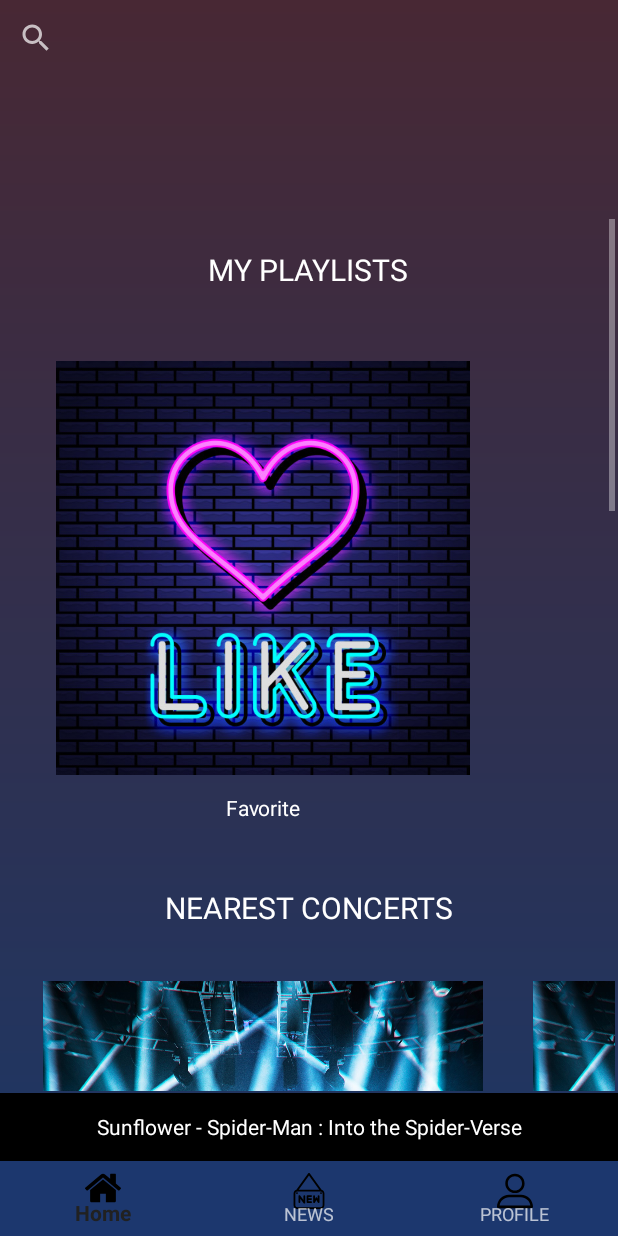
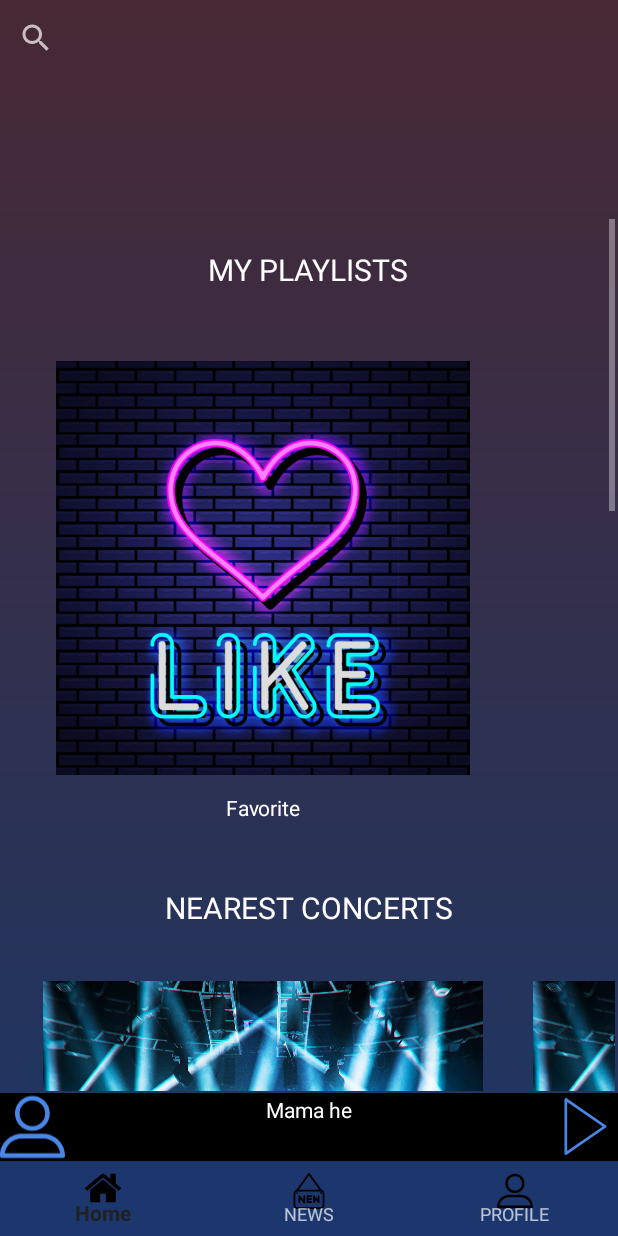
Before and after one commit to SenseiRyuk/HeadMusic, an Android app: the HomeActivity screen opened directly, with no data from a screen before it, on a phone screen of 412 x 824 dp. Run offline under Robolectric (Android 15) with nearby library versions, the phone set to English and light mode, and no system bars; our stand-ins replace Room's generated code; 1 statement that could not run was skipped.

Commit message:
bandeau music

```diff
--- a/app/src/main/AndroidManifest.xml
+++ b/app/src/main/AndroidManifest.xml
@@ -1,6 +1,7 @@
 <?xml version="1.0" encoding="utf-8"?>
 <manifest xmlns:android="http://schemas.android.com/apk/res/android"
     xmlns:dist="http://schemas.android.com/apk/distribution"
+    android:installLocation="internalOnly"
     package="com.example.if26new">
 
     <dist:module dist:instant="true" />
@@ -48,7 +49,7 @@
             android:name=".HomeActivity"
             android:screenOrientation="portrait" />
         <activity
-            android:name=".listening"
+            android:name=".Listening"
             android:screenOrientation="portrait" />
         <activity
             android:name=".SettingActivity"
--- a/app/src/main/java/com/example/if26new/Album_view.java
+++ b/app/src/main/java/com/example/if26new/Album_view.java
@@ -11,8 +11,6 @@ import android.widget.Button;
 import android.widget.ImageView;
 import android.widget.LinearLayout;
 import android.widget.TextView;
-
-import com.example.if26new.Model.AlbumModel;
 
 public class Album_view extends AppCompatActivity implements View.OnClickListener {
 
@@ -114,7 +112,7 @@ public class Album_view extends AppCompatActivity implements View.OnClickListene
                 bundle.putString("SONG_NAME",db.mSingleDao().getSingleFromAlbum(idAlbum)[i].getTitleSingle());
                 bundle.putString("ARTIST_NAME",nameArtist);
                 bundle.putInt("ALBUM_ID",idAlbum);
-                Intent playListActivity = new Intent(Album_view.this, listening.class);
+                Intent playListActivity = new Intent(Album_view.this, Listening.class);
                 playListActivity.putExtras(bundle);
                 startActivity(playListActivity);
             }else if (v.equals(artistName[i])){
@@ -122,7 +120,7 @@ public class Album_view extends AppCompatActivity implements View.OnClickListene
                 bundle.putString("SONG_NAME",db.mSingleDao().getSingleFromAlbum(idAlbum)[i].getTitleSingle());
                 bundle.putString("ARTIST_NAME",nameArtist);
                 bundle.putInt("ALBUM_ID",idAlbum);
-                Intent playListActivity = new Intent(Album_view.this, listening.class);
+                Intent playListActivity = new Intent(Album_view.this, Listening.class);
                 playListActivity.putExtras(bundle);
                 startActivity(playListActivity);
             }
--- a/app/src/main/java/com/example/if26new/HomeActivity.java
+++ b/app/src/main/java/com/example/if26new/HomeActivity.java
@@ -1,59 +1,110 @@
 package com.example.if26new;
 
-import android.content.ClipData;
 import android.content.Intent;
-import android.graphics.Color;
-import android.graphics.drawable.Drawable;
+import android.media.MediaPlayer;
 import android.os.Bundle;
 import android.view.MenuItem;
 import android.view.View;
+import android.widget.CursorAdapter;
 import android.widget.ImageButton;
+import android.widget.ImageView;
 import android.widget.SearchView;
 import android.widget.TextView;
 
 import androidx.annotation.NonNull;
-import androidx.appcompat.view.menu.MenuView;
 import androidx.fragment.app.Fragment;
 import androidx.fragment.app.FragmentActivity;
 
-import com.google.android.material.bottomnavigation.BottomNavigationItemView;
 import com.google.android.material.bottomnavigation.BottomNavigationView;
 
-public class HomeActivity extends FragmentActivity implements BottomNavigationView.OnNavigationItemSelectedListener{
+import java.io.IOException;
 
+public class HomeActivity extends FragmentActivity implements BottomNavigationView.OnNavigationItemSelectedListener, View.OnClickListener {
 
     private SearchView search;
     private BottomNavigationView bottomNavigationView;
-    private View home;
-    private View news;
-    private View profil;
-    private boolean isOnClickHome;
     private TextView musicTitle;
-    private Fragment mainFragment;
+    private MediaControllerAudio mediaControllerAudio;
+    private SaveMyMusicDatabase db;
+    private ImageView musicPicture;
+    private TextView artistTitle;
+    private ImageButton playPause;
 
     protected void onCreate(Bundle savedInstanceState) {
         super.onCreate(savedInstanceState);
         setContentView(R.layout.activity_home);
         musicTitle=findViewById(R.id.musicTitle);
-        isOnClickHome=false;
+        mediaControllerAudio=MediaControllerAudio.getInstance();
+        db=SaveMyMusicDatabase.getInstance(this);
+        musicPicture=findViewById(R.id.imageViewHome);
+        playPause=findViewById(R.id.playPauseHome);
+        artistTitle=findViewById(R.id.artistTitleHome);
+        musicTitle.setText(mediaControllerAudio.getSongName());
+        artistTitle.setText(mediaControllerAudio.getArtistName());
+        if (mediaControllerAudio.getAlbumID()!=0){
+            musicPicture.setVisibility(View.VISIBLE);
+            musicPicture.setImageResource(db.mAlbumDao().getAlbumFromId(mediaControllerAudio.getAlbumID()).getImage());
+        }else if ((mediaControllerAudio.getAlbumID()==0)&&(mediaControllerAudio.isArtist()==false)){
+            musicPicture.setVisibility(View.INVISIBLE);
+        }else if ((mediaControllerAudio.getAlbumID()==0)&&(mediaControllerAudio.isArtist()==true)){
+            musicPicture.setVisibility(View.VISIBLE);
+            musicPicture.setImageResource(db.mArtistDao().getArtistFromName(artistTitle.getText().toString()).getImage());
+        }
+        musicPicture.setOnClickListener(new View.OnClickListener() {
+            @Override
+            public void onClick(View v) {
+                if (mediaControllerAudio.getAlbumID()!=0){
+                    Bundle bundle=new Bundle();
+                    bundle.putString("ALBUM_NAME",db.mAlbumDao().getAlbumFromId(mediaControllerAudio.getAlbumID()).getTitleAlbum());
+                    bundle.putInt("ALBUM_IMAGE_ID",db.mAlbumDao().getAlbumFromId(mediaControllerAudio.getAlbumID()).getImage());
+                    bundle.putInt("ALBUM_ID",mediaControllerAudio.getAlbumID());
+                    bundle.putString("ARTIST_NAME",artistTitle.getText().toString());
+                    Intent Album = new Intent(HomeActivity.this, Album_view.class);
+                    Album.putExtras(bundle);
+                    startActivity(Album);
+                }else if ((mediaControllerAudio.getAlbumID()==0)&&(mediaControllerAudio.isArtist()==true)){
+                    Bundle bundle=new Bundle();
+                    bundle.putString("ARTIST_NAME",artistTitle.getText().toString());
+                    bundle.putInt("ARTIST_IMAGE_ID",db.mArtistDao().getArtistFromName(artistTitle.getText().toString()).getImage());
+                    bundle.putInt("ARTIST_BIO",db.mArtistDao().getArtistFromName(artistTitle.getText().toString()).getBio());
+                    Intent Artist = new Intent(HomeActivity.this, ActivityArtist.class);
+                    Artist.putExtras(bundle);
+                    startActivity(Artist);
+                }
+            }
+        });
+        if (mediaControllerAudio.getMediaPlayerAudio()==null){
+            playPause.setVisibility(View.INVISIBLE);
+        }else{
+           playPause.setVisibility(View.VISIBLE);
+        }
+        if (mediaControllerAudio.getMediaPlayerAudio()!=null){
+            if (mediaControllerAudio.getMediaPlayerAudio().isPlaying()){
+                playPause.setImageResource(R.drawable.pauselistening);
+            }else{
+                playPause.setImageResource(R.drawable.playlistening);
+            }
+        }
+
+        playPause.setOnClickListener(new View.OnClickListener() {
+            @Override
+            public void onClick(View v) {
+                if (playPause.getDrawable().getConstantState().equals(getDrawable(R.drawable.pauselistening).getConstantState())) {
+                    playPause.setImageResource(R.drawable.playlistening);
+                    mediaControllerAudio.getMediaPlayerAudio().pause();
+                }else if (playPause.getDrawable().getConstantState().equals(getDrawable(R.drawable.playlistening).getConstantState())){
+                    playPause.setImageResource(R.drawable.pauselistening);
+                    mediaControllerAudio.getMediaPlayerAudio().start();
+                }
+            }
+        });
+        artistTitle.setOnClickListener(this);
+        musicTitle.setOnClickListener(this);
         search=findViewById(R.id.searchView);
         search.clearFocus();
-      //  home=findViewById(R.id.homeButtonBottomBar);
-      //  news=findViewById(R.id.newButtonBottomBar);
-      //  profil=findViewById(R.id.profileButtonBottomBar);
         bottomNavigationView=findViewById(R.id.bottonView);
         bottomNavigationView.setOnNavigationItemSelectedListener(this);
         bottomNavigationView.setItemIconTintList(null);
-
-      //  home.setIcon(R.drawable.homeonclick);
-
-       /* musicTitle.setOnClickListener(new View.OnClickListener() {
-            @Override
-            public void onClick(View view) {
-                Intent listenActivity = new Intent(HomeActivity.this, listening.class);
-                startActivity(listenActivity);
-            }
-        });*/
         loadFragment(new MainFragment());
     }
 
@@ -82,5 +133,14 @@ public class HomeActivity extends FragmentActivity implements BottomNavigationVi
         }
         return false;
     }
+    public void onClick(View v){
+        Bundle bundle=new Bundle();
+        bundle.putString("SONG_NAME",musicTitle.getText().toString());
+        bundle.putString("ARTIST_NAME",artistTitle.getText().toString());
+        bundle.putInt("ALBUM_ID",mediaControllerAudio.getAlbumID());
+        Intent playListActivity = new Intent(HomeActivity.this, Listening.class);
+        playListActivity.putExtras(bundle);
+        startActivity(playListActivity);
+    }
 
 }
--- /dev/null
+++ b/app/src/main/java/com/example/if26new/MediaControllerAudio.java
@@ -0,0 +1,63 @@
+package com.example.if26new;
+
+import android.media.MediaPlayer;
+
+public class MediaControllerAudio {
+    private static MediaControllerAudio INSTANCE;
+    public static MediaControllerAudio getInstance()
+    {   if (INSTANCE == null) {
+            INSTANCE = new MediaControllerAudio();
+    }
+        return INSTANCE;
+    }
+
+    private MediaPlayer mediaPlayerAudio;
+    private String songName;
+    private String ArtistName;
+    private int AlbumID;
+    private boolean isArtist=false;
+
+    public boolean isArtist() {
+        return isArtist;
+    }
+
+    public void setArtist(boolean artist) {
+        isArtist = artist;
+    }
+
+    public int getAlbumID() {
+        return AlbumID;
+    }
+
+    public void setAlbumID(int albumID) {
+        AlbumID = albumID;
+    }
+
+    public String getSongName() {
+        return songName;
+    }
+
+    public void setSongName(String songName) {
+        this.songName = songName;
+    }
+
+    public String getArtistName() {
+        return ArtistName;
+    }
+
+    public void setArtistName(String artistName) {
+        ArtistName = artistName;
+    }
+
+    public MediaPlayer getMediaPlayerAudio() {
+        return mediaPlayerAudio;
+    }
+
+    public void setMediaPlayerAudio(MediaPlayer mediaPlayerAudio) {
+        this.mediaPlayerAudio = mediaPlayerAudio;
+    }
+    public void freeMediaCOntroller(){
+        this.mediaPlayerAudio.stop();
+    }
+
+}
--- a/app/src/main/java/com/example/if26new/NewsFragment.java
+++ b/app/src/main/java/com/example/if26new/NewsFragment.java
@@ -155,7 +155,7 @@ public class NewsFragment extends Fragment implements View.OnClickListener{
                 bundle.putString("SONG_NAME",db.mSingleDao().getSingleFromNew(true)[i].getTitleSingle());
                 bundle.putString("ARTIST_NAME",db.mArtistDao().getArtistFromId(db.mSingleDao().getSingleFromNew(true)[i].getArtistId()).getName());
                 bundle.putInt("ALBUM_ID",db.mSingleDao().getSingleFromNew(true)[i].getAlbumId());
-                Intent playListActivity = new Intent(getContext(), listening.class);
+                Intent playListActivity = new Intent(getContext(), Listening.class);
                 playListActivity.putExtras(bundle);
                 startActivity(playListActivity);
             } else if(v.equals(mTextViewsSingles[i])){
@@ -163,7 +163,7 @@ public class NewsFragment extends Fragment implements View.OnClickListener{
                 bundle.putString("SONG_NAME",db.mSingleDao().getSingleFromNew(true)[i].getTitleSingle());
                 bundle.putString("ARTIST_NAME",db.mArtistDao().getArtistFromId(db.mSingleDao().getSingleFromNew(true)[i].getArtistId()).getName());
                 bundle.putInt("ALBUM_ID",db.mSingleDao().getSingleFromNew(true)[i].getAlbumId());
-                Intent playListActivity = new Intent(getContext(), listening.class);
+                Intent playListActivity = new Intent(getContext(), Listening.class);
                 playListActivity.putExtras(bundle);
                 startActivity(playListActivity);
             }
--- a/app/src/main/java/com/example/if26new/SaveMyMusicDatabase.java
+++ b/app/src/main/java/com/example/if26new/SaveMyMusicDatabase.java
@@ -8,10 +8,8 @@ import androidx.room.Database;
 import androidx.room.OnConflictStrategy;
 import androidx.room.Room;
 import androidx.room.RoomDatabase;
-import androidx.room.TypeConverters;
 import androidx.sqlite.db.SupportSQLiteDatabase;
 
-import com.example.if26new.Converter.Converters;
 import com.example.if26new.DAO.AlbumDao;
 import com.example.if26new.DAO.ArtistDao;
 import com.example.if26new.DAO.ConcertDao;
--- a/app/src/main/java/com/example/if26new/TitlesFragment.java
+++ b/app/src/main/java/com/example/if26new/TitlesFragment.java
@@ -6,8 +6,6 @@ import android.os.Bundle;
 import android.view.LayoutInflater;
 import android.view.View;
 import android.view.ViewGroup;
-import android.widget.ImageButton;
-import android.widget.ImageView;
 import android.widget.LinearLayout;
 import android.widget.TextView;
 
@@ -77,14 +75,14 @@ public class TitlesFragment extends Fragment implements View.OnClickListener {
                 Bundle bundle=new Bundle();
                 bundle.putString("SONG_NAME",songName[i].getText().toString());
                 bundle.putString("ARTIST_NAME",artistName[i].getText().toString());
-                Intent playListActivity = new Intent(getContext(), listening.class);
+                Intent playListActivity = new Intent(getContext(), Listening.class);
                 playListActivity.putExtras(bundle);
                 startActivity(playListActivity);
             }else if (v.equals(artistName[i])){
                 Bundle bundle=new Bundle();
                 bundle.putString("SONG_NAME",songName[i].getText().toString());
                 bundle.putString("ARTIST_NAME",artistName[i].getText().toString());
-                Intent playListActivity = new Intent(getContext(), listening.class);
+                Intent playListActivity = new Intent(getContext(), Listening.class);
                 playListActivity.putExtras(bundle);
                 startActivity(playListActivity);
             }
--- a/app/src/main/res/layout/activity_home.xml
+++ b/app/src/main/res/layout/activity_home.xml
@@ -13,20 +13,60 @@
         android:layout_height="45dp"
         app:layout_constraintBottom_toTopOf="@+id/bottonView"
         app:layout_constraintEnd_toEndOf="parent"
+        android:background="#000000"
         app:layout_constraintStart_toStartOf="parent">
 
-        <TextView
-            android:id="@+id/musicTitle"
+        <LinearLayout
             android:layout_width="match_parent"
             android:layout_height="match_parent"
-            android:layout_weight="1"
-            android:background="#000000"
-            android:gravity="center"
-            android:singleLine="true"
-            android:text="Sunflower - Spider-Man : Into the Spider-Verse"
-            android:textColor="#FFFFFF"
-            tools:layout_editor_absoluteX="0dp"
-            tools:layout_editor_absoluteY="0dp" />
+            android:orientation="horizontal">
+
+            <ImageView
+                android:id="@+id/imageViewHome"
+                android:layout_width="25dp"
+                android:layout_height="match_parent"
+                android:layout_weight="1"
+                android:background="@null"
+                android:layout_gravity="center"
+                android:src="@drawable/profile" />
+
+            <LinearLayout
+                android:layout_width="325dp"
+                android:layout_height="match_parent"
+                android:orientation="vertical">
+
+                <TextView
+                    android:id="@+id/musicTitle"
+                    android:layout_width="match_parent"
+                    android:layout_height="wrap_content"
+                    android:layout_weight="1"
+                    android:gravity="center"
+                    android:text="Song Name"
+                    android:singleLine="true"
+                    android:textColor="#FFFFFF" />
+
+                <TextView
+                    android:id="@+id/artistTitleHome"
+                    android:layout_width="match_parent"
+                    android:layout_height="wrap_content"
+                    android:layout_weight="1"
+                    android:gravity="center"
+                    android:singleLine="true"
+                    android:text="Artist Name"
+                    android:textColor="#FFFFFF" />
+
+            </LinearLayout>
+
+            <ImageButton
+                android:id="@+id/playPauseHome"
+                android:layout_width="25dp"
+                android:layout_height="wrap_content"
+                android:layout_weight="1"
+                android:background="@null"
+                android:layout_gravity="center"
+                android:src="@drawable/play" />
+
+        </LinearLayout>
 
     </androidx.constraintlayout.widget.ConstraintLayout>
 
```
Also changed, not shown: app/src/main/java/com/example/if26new/Listening.java (renamed from app/src/main/java/com/example/if26new/listening.java, +56 -24 lines), app/src/main/java/com/example/if26new/PlaylistView.java (+2 -8 lines), app/src/main/res/layout/activity_listening.xml (+16 -7 lines).
